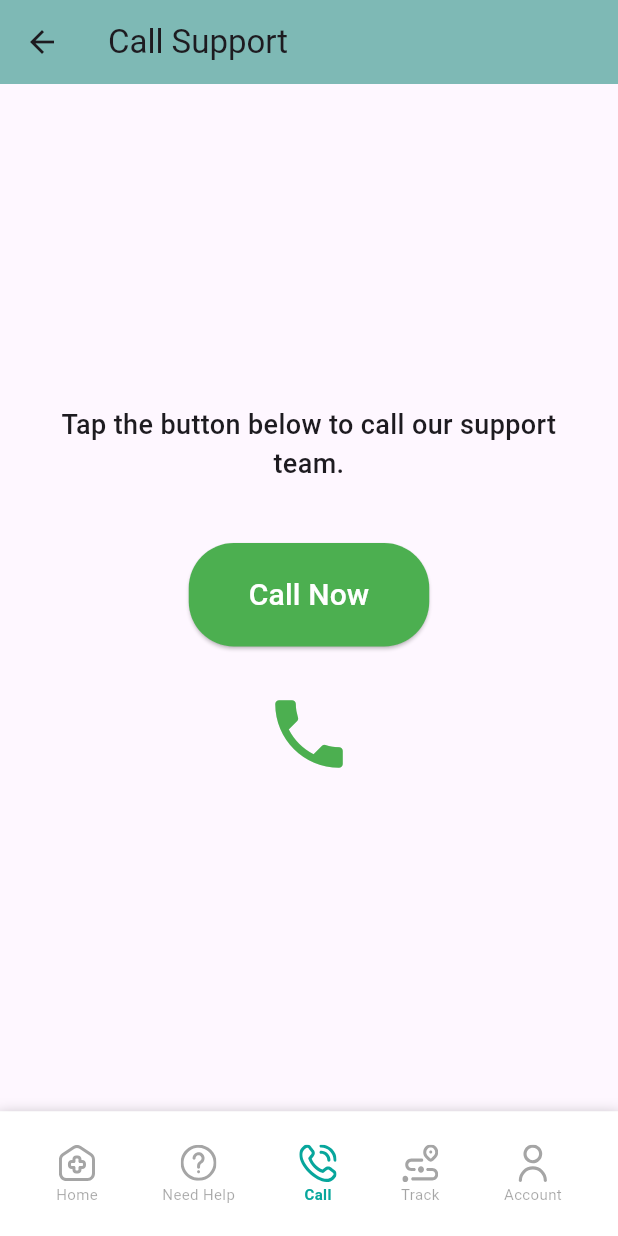
After one commit to KoushikPanda1729/medical_test_app, a Flutter app: the MainNavigationScreen screen opened by its route, item 3 of the bottom bar chosen, after a tap on the "phone" icon, on a phone screen of 412 x 824 dp. The commit adds this screen. Run offline on Flutter 3.47's test engine with Material 3 defaults, Android fonts, the phone set to English and light mode, and no system bars; our stand-ins replace flutter_svg, go_router, smooth_page_indicator; network calls fail.

Commit message:
fix issue in home screen

```diff
--- a/lib/commons/components/navigation_bar/app/view/bottom_navigation_bar.dart
+++ b/lib/commons/components/navigation_bar/app/view/bottom_navigation_bar.dart
@@ -4,9 +4,14 @@ import 'package:medical_test_app/commons/constants/app_colors.dart';
 import 'package:medical_test_app/commons/constants/app_icons.dart';
 
 class BottomNavigationBarWidget extends StatelessWidget {
-  final int activeIndex; // Track active index
+  final int activeIndex;
+  final Function(int)? onItemTapped;
 
-  const BottomNavigationBarWidget({super.key, this.activeIndex = -1});
+  const BottomNavigationBarWidget({
+    super.key,
+    this.activeIndex = 0,
+    this.onItemTapped,
+  });
 
   @override
   Widget build(BuildContext context) {
@@ -19,18 +24,26 @@ class BottomNavigationBarWidget extends StatelessWidget {
         mainAxisAlignment: MainAxisAlignment.spaceAround,
         crossAxisAlignment: CrossAxisAlignment.center,
         children: [
-          _buildNavItem(AppIcons.homeButton, "Home", activeIndex == 0),
-          _buildNavItem(AppIcons.needHelpButton, "Need Help", activeIndex == 1),
-          _buildNavItem(AppIcons.callButton, "Call", activeIndex == 2),
-          _buildNavItem(AppIcons.trackButton, "Track", activeIndex == 3),
-          _buildNavItem(AppIcons.userButton, "Account", activeIndex == 4),
+          _buildNavItem(0, AppIcons.homeButton, "Home"),
+          _buildNavItem(1, AppIcons.needHelpButton, "Need Help"),
+          _buildNavItem(2, AppIcons.callButton, "Call"),
+          _buildNavItem(3, AppIcons.trackButton, "Track"),
+          _buildNavItem(4, AppIcons.userButton, "Account"),
         ],
       ),
     );
   }
 
-  Widget _buildNavItem(String icon, String label, bool isActive) {
-    return Column(
+  Widget _buildNavItem(int index, String icon, String label) {
+    final bool isActive = index == activeIndex;
+
+    return GestureDetector(
+      onTap: () {
+        if (onItemTapped != null) {
+          onItemTapped!(index);
+        }
+      },
+      child: Column(
         children: [
           SvgPicture.asset(
             icon,
@@ -45,13 +58,15 @@ class BottomNavigationBarWidget extends StatelessWidget {
           Text(
             label,
             style: TextStyle(
-            color: isActive ? AppColors.teal : AppColors.black.withOpacity(0.4),
+              color:
+                  isActive ? AppColors.teal : AppColors.black.withOpacity(0.4),
               fontSize: 10,
               height: 1,
               fontWeight: isActive ? FontWeight.bold : FontWeight.normal,
             ),
           ),
         ],
+      ),
     );
   }
 }
--- a/lib/commons/router/app_router.dart
+++ b/lib/commons/router/app_router.dart
@@ -1,18 +1,86 @@
+// import 'package:go_router/go_router.dart';
+// import 'package:medical_test_app/pages/home_page/app/view/home_screen.dart';
+// import 'package:medical_test_app/pages/login_page/app/views/login_screen.dart';
+// import 'package:medical_test_app/pages/onboarding_page/app/views/onboarding_screen.dart';
+// import 'package:medical_test_app/pages/signup_page/app/views/signup_screen.dart';
+// import 'package:medical_test_app/pages/onboarding_page/app/views/splash_screen.dart';
+
+// final GoRouter router = GoRouter(
+//   initialLocation: '/splash',
+//   routes: [
+//     GoRoute(
+//       path: '/',
+//       name: "home",
+//       builder: (context, state) => const HomeScreen(),
+//     ),
+//     GoRoute(
+//       path: '/splash',
+//       builder: (context, state) => const SplashScreen(),
+//     ),
+//     GoRoute(
+//       path: '/onboarding',
+//       builder: (context, state) => const OnboardingScreen(),
+//     ),
+//     GoRoute(
+//       path: '/login',
+//       builder: (context, state) => const LoginScreen(),
+//     ),
+//     GoRoute(
+//       path: '/signup',
+//       builder: (context, state) => const SignupScreen(),
+//     ),
+//   ],
+// );
+
 import 'package:go_router/go_router.dart';
+import 'package:medical_test_app/pages/account_page/app/view/account_screen.dart';
+import 'package:medical_test_app/pages/call_page/app/view/call_screen.dart';
 import 'package:medical_test_app/pages/home_page/app/view/home_screen.dart';
 import 'package:medical_test_app/pages/login_page/app/views/login_screen.dart';
+import 'package:medical_test_app/pages/main_navigaion/app/view/main_navigation.dart';
+import 'package:medical_test_app/pages/need_help_page/app/view/need_help_screen.dart';
 import 'package:medical_test_app/pages/onboarding_page/app/views/onboarding_screen.dart';
 import 'package:medical_test_app/pages/signup_page/app/views/signup_screen.dart';
 import 'package:medical_test_app/pages/onboarding_page/app/views/splash_screen.dart';
+import 'package:medical_test_app/pages/track_page/app/view/track_screen.dart';
+// Import new screen files
+// import 'package:medical_test_app/pages/help_page/app/views/help_screen.dart';
+// import 'package:medical_test_app/pages/call_page/app/views/call_screen.dart';
+// import 'package:medical_test_app/pages/track_page/app/views/track_screen.dart';
+// import 'package:medical_test_app/pages/account_page/app/views/account_screen.dart';
 
 final GoRouter router = GoRouter(
   initialLocation: '/splash',
   routes: [
+    // Main navigation routes
     GoRoute(
       path: '/',
       name: "home",
-      builder: (context, state) => HomeScreen(),
+      builder: (context, state) => const MainNavigationScreen(),
     ),
+
+    GoRoute(
+      path: '/help',
+      name: "help",
+      builder: (context, state) => const NeedHelpScreen(),
+    ),
+    GoRoute(
+      path: '/call',
+      name: "call",
+      builder: (context, state) => const CallScreen(),
+    ),
+    GoRoute(
+      path: '/track',
+      name: "track",
+      builder: (context, state) => const TrackScreen(),
+    ),
+    GoRoute(
+      path: '/account',
+      name: "account",
+      builder: (context, state) => const AccountScreen(),
+    ),
+
+    // Other routes
     GoRoute(
       path: '/splash',
       builder: (context, state) => const SplashScreen(),
--- /dev/null
+++ b/lib/pages/account_page/app/view/account_screen.dart
@@ -0,0 +1,106 @@
+import 'package:flutter/material.dart';
+import 'package:medical_test_app/commons/constants/app_colors.dart';
+
+class AccountScreen extends StatelessWidget {
+  const AccountScreen({super.key});
+
+  @override
+  Widget build(BuildContext context) {
+    return Scaffold(
+      appBar: AppBar(
+        title: const Text("Account"),
+        backgroundColor: AppColors.lightTeal, // Customize with your color
+        leading: IconButton(
+          icon: const Icon(Icons.arrow_back),
+          onPressed: () {
+            Navigator.pop(context); // Navigate back
+          },
+        ),
+      ),
+      body: Padding(
+        padding: const EdgeInsets.all(16.0),
+        child: Column(
+          crossAxisAlignment: CrossAxisAlignment.start,
+          children: [
+            // Profile Section
+            const Center(
+              child: CircleAvatar(
+                radius: 50,
+                backgroundImage: NetworkImage(
+                    'https://example.com/profile.jpg'), // Profile image URL
+              ),
+            ),
+            const SizedBox(height: 16),
+            const Center(
+              child: Text(
+                "John Doe", // Replace with actual user name
+                style: TextStyle(
+                  fontSize: 24,
+                  fontWeight: FontWeight.bold,
+                ),
+              ),
+            ),
+            const Center(
+              child: Text(
+                "johndoe@example.com", // Replace with actual user email
+                style: TextStyle(
+                  fontSize: 16,
+                  color: Colors.grey,
+                ),
+              ),
+            ),
+            const SizedBox(height: 40),
+
+            // Account Settings Section
+            const Text(
+              "Account Settings",
+              style: TextStyle(
+                fontSize: 18,
+                fontWeight: FontWeight.bold,
+              ),
+            ),
+            const SizedBox(height: 20),
+
+            // Settings Options
+            Column(
+              children: [
+                ListTile(
+                  leading: const Icon(Icons.edit),
+                  title: const Text("Edit Profile"),
+                  onTap: () {
+                    // Navigate to Edit Profile page or handle logic
+                    print("Edit Profile clicked");
+                  },
+                ),
+                ListTile(
+                  leading: const Icon(Icons.lock),
+                  title: const Text("Change Password"),
+                  onTap: () {
+                    // Navigate to Change Password page or handle logic
+                    print("Change Password clicked");
+                  },
+                ),
+                ListTile(
+                  leading: const Icon(Icons.notifications),
+                  title: const Text("Notification Settings"),
+                  onTap: () {
+                    // Navigate to Notification Settings page or handle logic
+                    print("Notification Settings clicked");
+                  },
+                ),
+                ListTile(
+                  leading: const Icon(Icons.logout),
+                  title: const Text("Log Out"),
+                  onTap: () {
+                    // Handle log out logic (e.g., clear session, navigate to login)
+                    print("Log Out clicked");
+                  },
+                ),
+              ],
+            ),
+          ],
+        ),
+      ),
+    );
+  }
+}
--- /dev/null
+++ b/lib/pages/call_page/app/view/call_screen.dart
@@ -0,0 +1,74 @@
+import 'package:flutter/material.dart';
+import 'package:medical_test_app/commons/constants/app_colors.dart';
+
+class CallScreen extends StatelessWidget {
+  const CallScreen({super.key});
+
+  @override
+  Widget build(BuildContext context) {
+    return Scaffold(
+      appBar: AppBar(
+        title: const Text("Call Support"),
+        backgroundColor: AppColors.lightTeal, // You can customize the color
+        leading: IconButton(
+          icon: const Icon(Icons.arrow_back),
+          onPressed: () {
+            Navigator.pop(context); // Navigate back to the previous screen
+          },
+        ),
+      ),
+      body: Padding(
+        padding: const EdgeInsets.all(16.0),
+        child: Column(
+          mainAxisAlignment: MainAxisAlignment.center,
+          crossAxisAlignment: CrossAxisAlignment.center,
+          children: [
+            const Text(
+              "Tap the button below to call our support team.",
+              textAlign: TextAlign.center,
+              style: TextStyle(
+                fontSize: 18,
+                fontWeight: FontWeight.w500,
+              ),
+            ),
+            const SizedBox(height: 40),
+            // Call Button
+            ElevatedButton(
+              onPressed: () {
+                // Here you can add functionality to initiate the call
+                print("Call support clicked");
+              },
+              style: ElevatedButton.styleFrom(
+                backgroundColor:
+                    Colors.green, // Green color for the call button
+                padding:
+                    const EdgeInsets.symmetric(horizontal: 40, vertical: 20),
+                shape: RoundedRectangleBorder(
+                  borderRadius: BorderRadius.circular(30),
+                ),
+              ),
+              child: const Text(
+                "Call Now",
+                style: TextStyle(
+                  fontSize: 20,
+                  color: Colors.white,
+                ),
+              ),
+            ),
+            const SizedBox(height: 20),
+            // Alternatively, you could add an icon for calling
+            IconButton(
+              icon: const Icon(Icons.phone),
+              onPressed: () {
+                // Add functionality to place a call
+                print("Phone icon clicked");
+              },
+              iconSize: 60,
+              color: Colors.green,
+            ),
+          ],
+        ),
+      ),
+    );
+  }
+}
--- a/lib/pages/home_page/app/view/home_screen.dart
+++ b/lib/pages/home_page/app/view/home_screen.dart
@@ -1,5 +1,4 @@
 import 'package:flutter/material.dart';
-import 'package:medical_test_app/commons/components/navigation_bar/app/view/bottom_navigation_bar.dart';
 import 'package:medical_test_app/commons/components/navigation_bar/app/view/navigation_bar.dart';
 import 'package:medical_test_app/pages/home_page/app/view/widgets/body_parts_grid.dart';
 import 'package:medical_test_app/pages/home_page/app/view/widgets/care_card_section.dart';
@@ -19,12 +18,10 @@ class HomeScreen extends StatefulWidget {
 class _HomeScreenState extends State<HomeScreen> {
   @override
   Widget build(BuildContext context) {
-    return Scaffold(
-      backgroundColor: Colors.white,
-      body: Column(
+    return const Column(
       children: [
-          const NavBar(),
-          const Expanded(
+        NavBar(),
+        Expanded(
           child: SingleChildScrollView(
             child: Column(
               crossAxisAlignment: CrossAxisAlignment.center,
@@ -48,24 +45,7 @@ class _HomeScreenState extends State<HomeScreen> {
             ),
           ),
         ),
-          Container(
-            decoration: BoxDecoration(
-              color: Colors.white,
-              boxShadow: [
-                BoxShadow(
-                  color: Colors.black.withOpacity(0.3),
-                  blurRadius: 8,
-                  spreadRadius: 2,
-                  offset: const Offset(0, 4),
-                ),
       ],
-            ),
-            child: const BottomNavigationBarWidget(
-              activeIndex: 0,
-            ),
-          ),
-        ],
-      ),
     );
   }
 }
--- /dev/null
+++ b/lib/pages/main_navigaion/app/view/main_navigation.dart
@@ -0,0 +1,76 @@
+import 'package:flutter/material.dart';
+import 'package:medical_test_app/commons/components/navigation_bar/app/view/bottom_navigation_bar.dart';
+import 'package:medical_test_app/pages/account_page/app/view/account_screen.dart';
+import 'package:medical_test_app/pages/call_page/app/view/call_screen.dart';
+import 'package:medical_test_app/pages/home_page/app/view/home_screen.dart';
+import 'package:medical_test_app/pages/need_help_page/app/view/need_help_screen.dart';
+import 'package:medical_test_app/pages/track_page/app/view/track_screen.dart';
+
+class MainNavigationScreen extends StatefulWidget {
+  const MainNavigationScreen({super.key});
+
+  @override
+  State<MainNavigationScreen> createState() => _MainNavigationScreenState();
+}
+
+class _MainNavigationScreenState extends State<MainNavigationScreen> {
+  int _currentIndex = 0;
+  final PageController _pageController = PageController();
+
+  @override
+  void dispose() {
+    _pageController.dispose();
+    super.dispose();
+  }
+
+  @override
+  Widget build(BuildContext context) {
+    return Scaffold(
+      backgroundColor: Colors.white,
+      body: Column(
+        children: [
+          Expanded(
+            child: PageView(
+              controller: _pageController,
+              onPageChanged: (index) {
+                setState(() {
+                  _currentIndex = index;
+                });
+              },
+              children: const [
+                HomeScreen(),
+                NeedHelpScreen(),
+                CallScreen(),
+                TrackScreen(),
+                AccountScreen(),
+              ],
+            ),
+          ),
+          Container(
+            decoration: BoxDecoration(
+              color: Colors.white,
+              boxShadow: [
+                BoxShadow(
+                  color: Colors.black.withOpacity(0.3),
+                  blurRadius: 8,
+                  spreadRadius: 2,
+                  offset: const Offset(0, 4),
+                ),
+              ],
+            ),
+            child: BottomNavigationBarWidget(
+              activeIndex: _currentIndex,
+              onItemTapped: (index) {
+                _pageController.animateToPage(
+                  index,
+                  duration: const Duration(milliseconds: 300),
+                  curve: Curves.easeInOut,
+                );
+              },
+            ),
+          ),
+        ],
+      ),
+    );
+  }
+}
--- /dev/null
+++ b/lib/pages/need_help_page/app/view/need_help_screen.dart
@@ -0,0 +1,51 @@
+import 'package:flutter/material.dart';
+import 'package:medical_test_app/commons/constants/app_colors.dart';
+
+class NeedHelpScreen extends StatelessWidget {
+  const NeedHelpScreen({super.key});
+
+  @override
+  Widget build(BuildContext context) {
+    return Scaffold(
+      appBar: AppBar(
+        title: const Text("Need Help?"),
+        backgroundColor: AppColors.lightTeal, // You can customize the color
+      ),
+      body: Padding(
+        padding: const EdgeInsets.all(16.0),
+        child: Column(
+          mainAxisAlignment: MainAxisAlignment.center,
+          crossAxisAlignment: CrossAxisAlignment.center,
+          children: [
+            const Text(
+              "If you need assistance, please feel free to reach out.",
+              textAlign: TextAlign.center,
+              style: TextStyle(
+                fontSize: 18,
+                fontWeight: FontWeight.w500,
+              ),
+            ),
+            const SizedBox(height: 20),
+            ElevatedButton(
+              onPressed: () {
+                // Add your help functionality here (e.g., navigate to a contact form or chat)
+                print("Help button clicked");
+              },
+              style: ElevatedButton.styleFrom(
+                backgroundColor: AppColors.teal, // Button color
+                padding:
+                    const EdgeInsets.symmetric(horizontal: 30, vertical: 12),
+              ),
+              child: const Text(
+                "Contact Support",
+                style: TextStyle(
+                  fontSize: 16,
+                ),
+              ),
+            ),
+          ],
+        ),
+      ),
+    );
+  }
+}
--- /dev/null
+++ b/lib/pages/track_page/app/view/track_screen.dart
@@ -0,0 +1,63 @@
+import 'package:flutter/material.dart';
+import 'package:medical_test_app/commons/constants/app_colors.dart';
+
+class TrackScreen extends StatelessWidget {
+  const TrackScreen({super.key});
+
+  @override
+  Widget build(BuildContext context) {
+    return Scaffold(
+      appBar: AppBar(
+        title: const Text("Track Medical Report"),
+        backgroundColor: AppColors.lightTeal, // Customize with your color
+        leading: IconButton(
+          icon: const Icon(Icons.arrow_back),
+          onPressed: () {
+            Navigator.pop(context); // Navigate back
+          },
+        ),
+      ),
+      body: Padding(
+        padding: const EdgeInsets.all(16.0),
+        child: Column(
+          crossAxisAlignment: CrossAxisAlignment.start,
+          children: [
+            const Text(
+              "Your Medical Reports are listed below. You can track the status of each report.",
+              style: TextStyle(fontSize: 16),
+            ),
+            const SizedBox(height: 20),
+            // List of Medical Reports
+            Expanded(
+              child: ListView.builder(
+                itemCount: 5, // Replace with your actual data length
+                itemBuilder: (context, index) {
+                  return Card(
+                    elevation: 4,
+                    shape: RoundedRectangleBorder(
+                      borderRadius: BorderRadius.circular(12),
+                    ),
+                    margin: const EdgeInsets.symmetric(vertical: 8),
+                    child: ListTile(
+                      contentPadding: const EdgeInsets.all(16),
+                      leading: Icon(Icons.report, color: AppColors.lightTeal),
+                      title: Text("Report #${index + 1}"),
+                      subtitle: Text("Status: In Progress"),
+                      trailing: IconButton(
+                        icon: const Icon(Icons.track_changes),
+                        onPressed: () {
+                          // Add your tracking logic here
+                          print("Track Report #${index + 1}");
+                        },
+                      ),
+                    ),
+                  );
+                },
+              ),
+            ),
+          ],
+        ),
+      ),
+    );
+  }
+}
```
Lines whose indentation alone changed are shown as unchanged.
